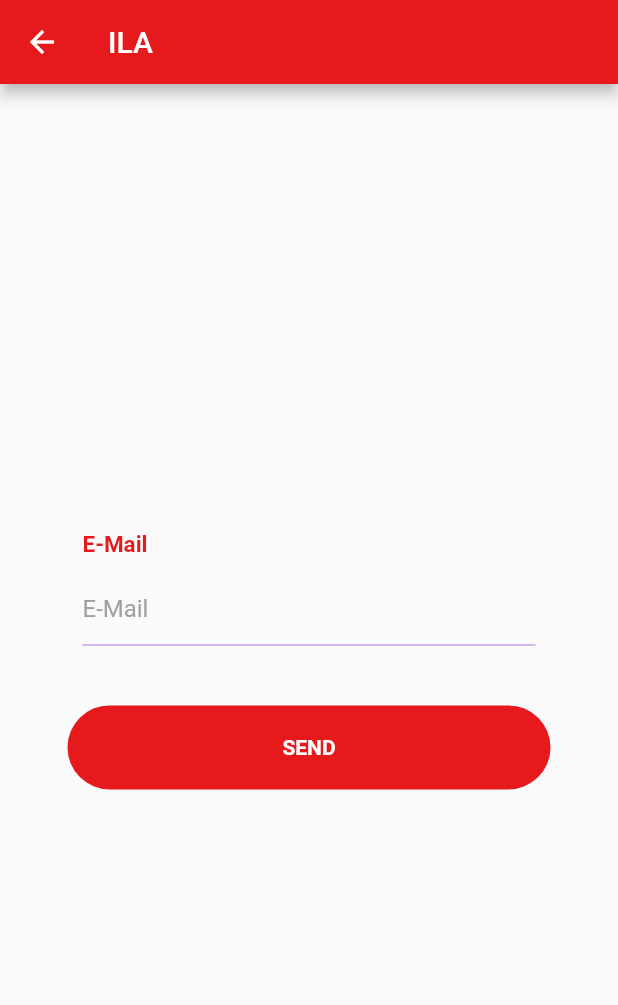
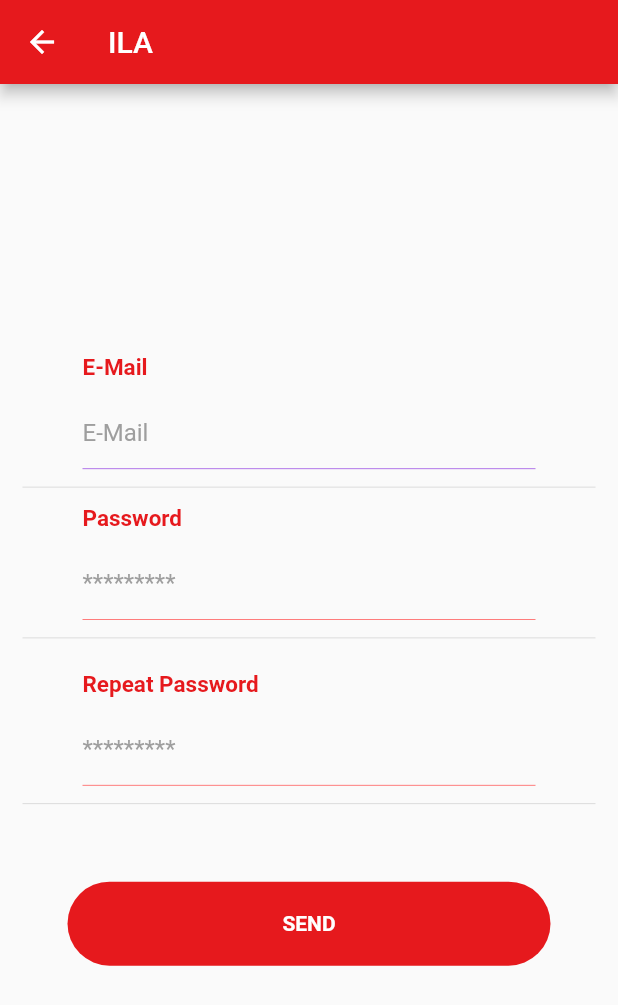
Before and after one commit to mobileappdevhm19/ILA-Flutter, a Flutter app: the ForgotPassword screen opened by its route, on a phone screen of 412 x 824 dp. Shown: the top 1005 px of the screen. Run offline on Flutter 3.47's test engine with Material 2 defaults, Android fonts, the phone set to English and light mode, and no system bars; our stand-ins replace flutter_secure_storage; missing offline and left inert: jaguar_jwt; accounts and stored records are empty.

Commit message:
Included passwords into the page.

```diff
--- a/ila/lib/views/forgotPassword.dart
+++ b/ila/lib/views/forgotPassword.dart
@@ -13,6 +13,8 @@ class ForgotPassword extends StatefulWidget {
 
 class _ForgotPasswordState extends State<ForgotPassword> {
   String _email;
+  String _password;
+  String _password2;
 
   @override
   Widget build(BuildContext context) {
@@ -76,7 +78,117 @@ class _ForgotPasswordState extends State<ForgotPassword> {
                         ],
                       ),
                     ),
-
+                    Divider(
+                      height: 24.0,
+                    ),
+                    new Row(
+                      children: <Widget>[
+                        new Expanded(
+                          child: new Padding(
+                            padding: const EdgeInsets.only(left: 40.0),
+                            child: new Text(
+                              "Password",
+                              style: TextStyle(
+                                fontWeight: FontWeight.bold,
+                                color: Config.PrimaryColor,
+                                fontSize: 15.0,
+                              ),
+                            ),
+                          ),
+                        ),
+                      ],
+                    ),
+                    new Container(
+                      width: MediaQuery.of(context).size.width,
+                      margin: const EdgeInsets.only(
+                          left: 40.0, right: 40.0, top: 10.0),
+                      alignment: Alignment.center,
+                      decoration: BoxDecoration(
+                        border: Border(
+                          bottom: BorderSide(
+                              color: Colors.redAccent,
+                              width: 0.5,
+                              style: BorderStyle.solid),
+                        ),
+                      ),
+                      padding:
+                      const EdgeInsets.only(left: 0.0, right: 10.0),
+                      child: new Row(
+                        crossAxisAlignment: CrossAxisAlignment.center,
+                        mainAxisAlignment: MainAxisAlignment.start,
+                        children: <Widget>[
+                          new Expanded(
+                            child: TextField(
+                              obscureText: true,
+                              onChanged: (value) => _password = value,
+                              textAlign: TextAlign.left,
+                              decoration: InputDecoration(
+                                border: InputBorder.none,
+                                hintText: '*********',
+                                hintStyle: TextStyle(color: Colors.grey),
+                              ),
+                            ),
+                          ),
+                        ],
+                      ),
+                    ),
+                    Divider(
+                      height: 24.0,
+                    ),
+                    new Row(
+                      children: <Widget>[
+                        new Expanded(
+                          child: new Padding(
+                            padding: const EdgeInsets.only(left: 40.0, top: 10.0),
+                            child: new Text(
+                              "Repeat Password",
+                              style: TextStyle(
+                                fontWeight: FontWeight.bold,
+                                color: Config.PrimaryColor,
+                                fontSize: 15.0,
+                              ),
+                            ),
+                          ),
+                        ),
+                      ],
+                    ),
+                    new Container(
+                      width: MediaQuery.of(context).size.width,
+                      margin: const EdgeInsets.only(
+                          left: 40.0, right: 40.0, top: 10.0),
+                      alignment: Alignment.center,
+                      decoration: BoxDecoration(
+                        border: Border(
+                          bottom: BorderSide(
+                              color: Colors.redAccent,
+                              width: 0.5,
+                              style: BorderStyle.solid),
+                        ),
+                      ),
+                      padding:
+                      const EdgeInsets.only(left: 0.0, right: 10.0),
+                      child: new Row(
+                        crossAxisAlignment: CrossAxisAlignment.center,
+                        mainAxisAlignment: MainAxisAlignment.start,
+                        children: <Widget>[
+                          new Expanded(
+                            child: TextField(
+                              obscureText: true,
+                              onChanged: (value) => _password2 = value,
+                              textAlign: TextAlign.left,
+                              decoration: InputDecoration(
+                                border: InputBorder.none,
+                                hintText: '*********',
+                                hintStyle: TextStyle(color: Colors.grey),
+                              ),
+                            ),
+                          ),
+                        ],
+                      ),
+                    ),
+                    Divider(
+                      height: 24.0,
+                    ),
                     new Container(
                       width: MediaQuery.of(context).size.width,
                       margin: const EdgeInsets.only(
@@ -125,9 +237,18 @@ class _ForgotPasswordState extends State<ForgotPassword> {
 
   _registerButtonOnPressed(BuildContext context) async {
 
+    if (_password2 != _password) {
+      Scaffold.of(context).showSnackBar(SnackBar(
+        content: Text('Passwords do not match.'),
+        duration: Duration(seconds: 4),
+      ));
+      return;
+    }
+
     AccountApi()
         .accountSignUp(SignUp.fromJson({
-      'username': _email,
+      'email': _email,
+      'password': _password,
     }))
         .then((_) async {
       await Navigator.pop(context);
```
